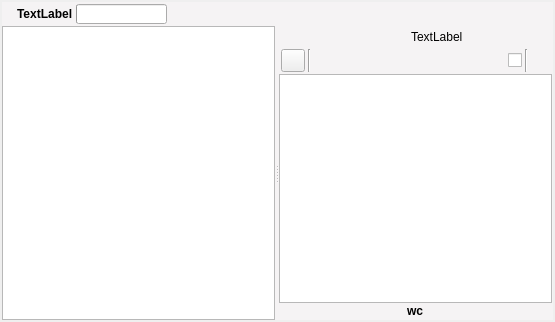
Above: ui/manuscript_view.ui from zkovari/plotlyst before the change. Below: the same form after it.
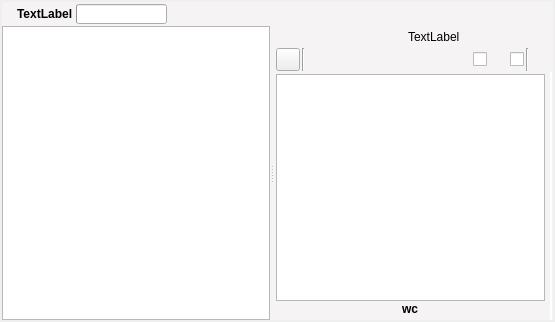
That is the form after the change. Custom widgets are drawn as their Qt base class.

Commit message:
Manuscript readability and sentence length report #135 (#276)
* Manuscript readability report #135

* progress

* add deps

* progress

* Replace nltk with QTextBoundaryFinder

* go back to nltk

* NltkResourceDownloadWorker

* install nltk for tests

What changed in the file:
```diff
--- a/ui/manuscript_view.ui
+++ b/ui/manuscript_view.ui
@@ -13,6 +13,11 @@
   <property name="windowTitle">
    <string>Form</string>
   </property>
+  <property name="styleSheet">
+   <string notr="true">#wdgSideAnalysis {
+	background-color: white;
+}</string>
+  </property>
   <layout class="QVBoxLayout" name="verticalLayout_2">
    <property name="spacing">
     <number>0</number>
@@ -187,7 +192,13 @@
         </property>
         <item>
          <widget class="QWidget" name="widget" native="true">
-          <layout class="QHBoxLayout" name="horizontalLayout_4">
+          <property name="sizePolicy">
+           <sizepolicy hsizetype="Preferred" vsizetype="Maximum">
+            <horstretch>0</horstretch>
+            <verstretch>0</verstretch>
+           </sizepolicy>
+          </property>
+          <layout class="QHBoxLayout" name="horizontalLayout_10">
            <property name="spacing">
             <number>2</number>
            </property>
@@ -204,7 +215,7 @@
             <number>0</number>
            </property>
            <item>
-            <spacer name="horizontalSpacer_2">
+            <spacer name="horizontalSpacer_10">
              <property name="orientation">
               <enum>Qt::Horizontal</enum>
              </property>
@@ -244,7 +255,7 @@
             </widget>
            </item>
            <item>
-            <spacer name="horizontalSpacer_3">
+            <spacer name="horizontalSpacer_11">
              <property name="orientation">
               <enum>Qt::Horizontal</enum>
              </property>
@@ -261,24 +272,30 @@
         </item>
         <item>
          <widget class="QWidget" name="wdgToolbar" native="true">
+          <property name="sizePolicy">
+           <sizepolicy hsizetype="Preferred" vsizetype="Maximum">
+            <horstretch>0</horstretch>
+            <verstretch>0</verstretch>
+           </sizepolicy>
+          </property>
           <property name="styleSheet">
            <string notr="true">#wdgToolbar {background-color: #f5f3f4;}</string>
           </property>
-          <layout class="QHBoxLayout" name="horizontalLayout_2">
+          <layout class="QHBoxLayout" name="horizontalLayout_9">
            <property name="spacing">
-            <number>3</number>
+            <number>2</number>
            </property>
            <property name="leftMargin">
             <number>2</number>
            </property>
            <property name="topMargin">
-            <number>2</number>
+            <number>1</number>
            </property>
            <property name="rightMargin">
             <number>2</number>
            </property>
            <property name="bottomMargin">
-            <number>2</number>
+            <number>1</number>
            </property>
            <item>
             <widget class="QToolButton" name="btnDistractionFree">
@@ -303,7 +320,7 @@
             </widget>
            </item>
            <item>
-            <widget class="Line" name="line">
+            <widget class="Line" name="line_5">
              <property name="orientation">
               <enum>Qt::Vertical</enum>
              </property>
@@ -313,7 +330,7 @@
             <widget class="SprintWidget" name="wdgSprint" native="true"/>
            </item>
            <item>
-            <spacer name="horizontalSpacer">
+            <spacer name="horizontalSpacer_9">
              <property name="orientation">
               <enum>Qt::Horizontal</enum>
              </property>
@@ -343,7 +360,20 @@
             </widget>
            </item>
            <item>
-            <widget class="Line" name="line_2">
+            <widget class="QToolButton" name="btnAnalysisIcon">
+             <property name="styleSheet">
+              <string notr="true">border:0px;</string>
+             </property>
+             <property name="text">
+              <string/>
+             </property>
+            </widget>
+           </item>
+           <item>
+            <widget class="Toggle" name="btnAnalysis"/>
+           </item>
+           <item>
+            <widget class="Line" name="line_6">
              <property name="orientation">
               <enum>Qt::Vertical</enum>
              </property>
@@ -366,6 +396,38 @@
          </widget>
         </item>
         <item>
+         <layout class="QHBoxLayout" name="horizontalLayout_2">
+          <property name="spacing">
+           <number>3</number>
+          </property>
+          <item>
+           <widget class="QWidget" name="wdgEditor" native="true">
+            <property name="sizePolicy">
+             <sizepolicy hsizetype="Preferred" vsizetype="Expanding">
+              <horstretch>0</horstretch>
+              <verstretch>0</verstretch>
+             </sizepolicy>
+            </property>
+            <layout class="QVBoxLayout" name="verticalLayout_5">
+             <property name="spacing">
+              <number>0</number>
+             </property>
+             <property name="leftMargin">
+              <number>2</number>
+             </property>
+             <property name="topMargin">
+              <number>2</number>
+             </property>
+             <property name="rightMargin">
+              <number>2</number>
+             </property>
+             <property name="bottomMargin">
+              <number>2</number>
+             </property>
+             <item>
+              <widget class="QWidget" name="wdgTopAnalysis" native="true"/>
+             </item>
+             <item>
          <widget class="ManuscriptTextEditor" name="textEdit"/>
         </item>
         <item>
@@ -420,6 +482,60 @@
         </item>
        </layout>
       </widget>
+          </item>
+          <item>
+           <widget class="QWidget" name="wdgSideAnalysis" native="true">
+            <property name="sizePolicy">
+             <sizepolicy hsizetype="Maximum" vsizetype="Preferred">
+              <horstretch>0</horstretch>
+              <verstretch>0</verstretch>
+             </sizepolicy>
+            </property>
+            <property name="minimumSize">
+             <size>
+              <width>0</width>
+              <height>0</height>
+             </size>
+            </property>
+            <property name="maximumSize">
+             <size>
+              <width>200</width>
+              <height>16777215</height>
+             </size>
+            </property>
+            <layout class="QVBoxLayout" name="verticalLayout_3">
+             <property name="spacing">
+              <number>3</number>
+             </property>
+             <property name="leftMargin">
+              <number>0</number>
+             </property>
+             <property name="topMargin">
+              <number>2</number>
+             </property>
+             <property name="rightMargin">
+              <number>2</number>
+             </property>
+             <property name="bottomMargin">
+              <number>2</number>
+             </property>
+             <item alignment="Qt::AlignTop">
+              <widget class="ReadabilityWidget" name="wdgReadability">
+               <property name="sizePolicy">
+                <sizepolicy hsizetype="Maximum" vsizetype="Preferred">
+                 <horstretch>0</horstretch>
+                 <verstretch>0</verstretch>
+                </sizepolicy>
+               </property>
+              </widget>
+             </item>
+            </layout>
+           </widget>
+          </item>
+         </layout>
+        </item>
+       </layout>
+      </widget>
       <widget class="QWidget" name="pageEmpty"/>
      </widget>
     </widget>
@@ -427,6 +543,16 @@
   </layout>
  </widget>
  <customwidgets>
+  <customwidget>
+   <class>Toggle</class>
+   <extends>QCheckBox</extends>
+   <header>src.main.python.plotlyst.view.widget.input</header>
+  </customwidget>
+  <customwidget>
+   <class>ReadabilityWidget</class>
+   <extends>QWidget</extends>
+   <header>src.main.python.plotlyst.view.widget.manuscript</header>
+  </customwidget>
   <customwidget>
    <class>WordsDisplay</class>
    <extends>QLabel</extends>
@@ -438,11 +564,6 @@
    <header>src.main.python.plotlyst.view.widget.manuscript</header>
    <container>1</container>
   </customwidget>
-  <customwidget>
-   <class>Toggle</class>
-   <extends>QCheckBox</extends>
-   <header>src.main.python.plotlyst.view.widget.input</header>
-  </customwidget>
   <customwidget>
    <class>ManuscriptTextEditor</class>
    <extends>QTextEdit</extends>
```
Left out of the diff: 43 changed lines with no effect on the pictures. Lines whose indentation alone changed are shown as unchanged. The commit also changes 10 other files.
